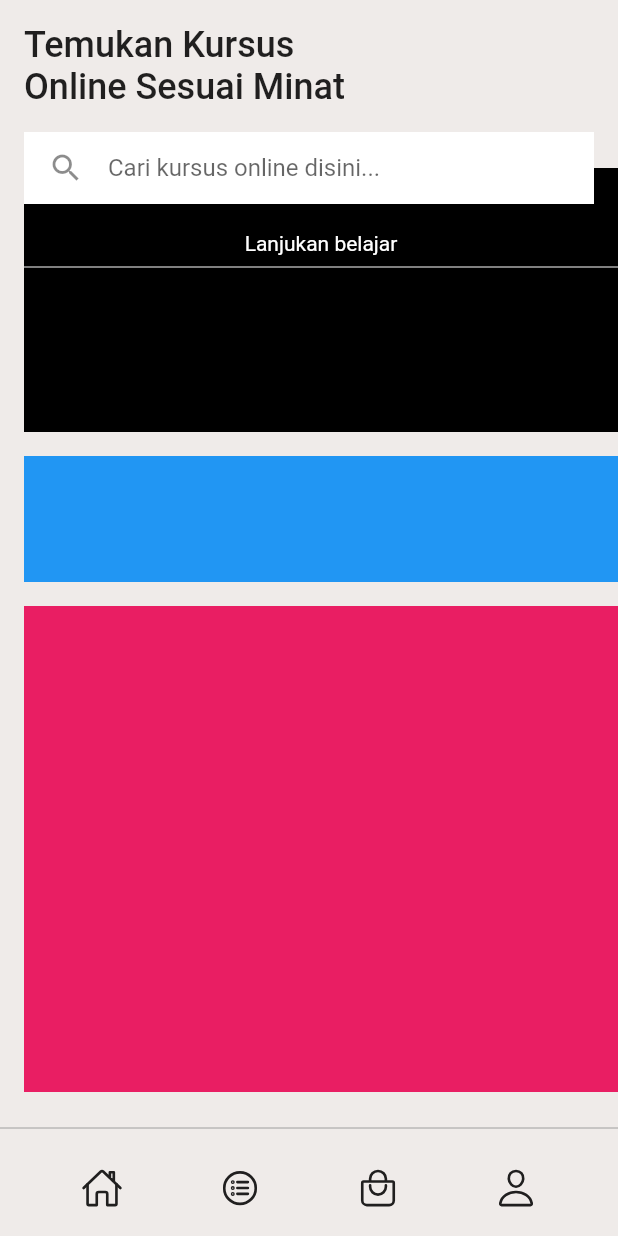
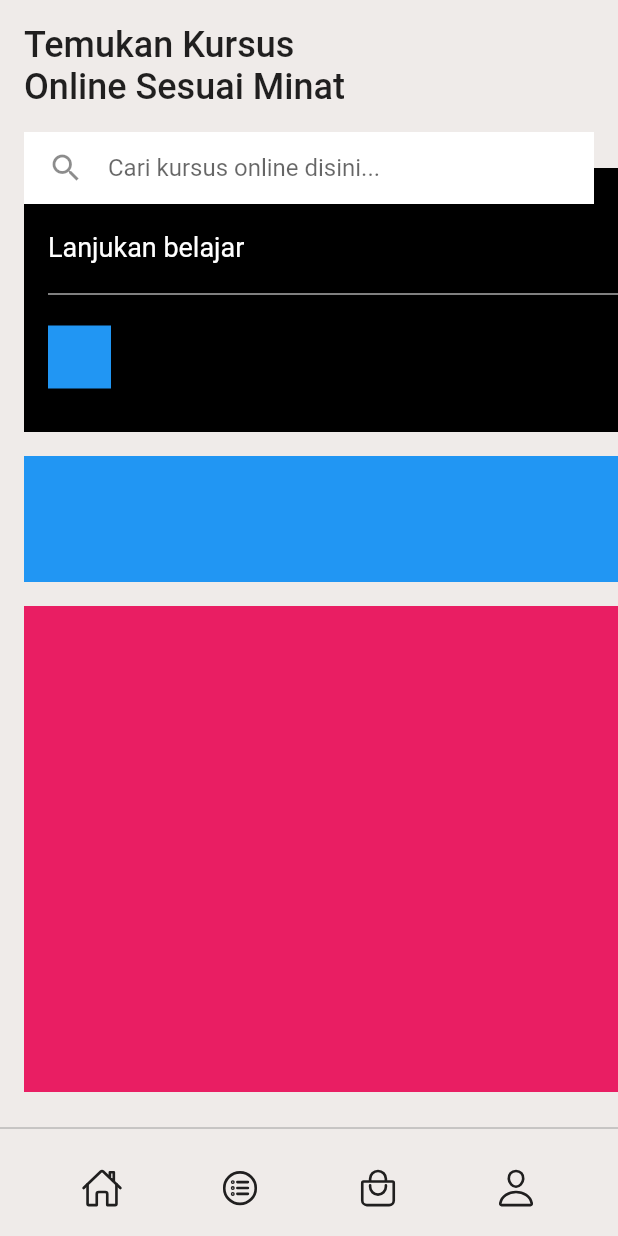
Before and after one commit to JAICHANGPARK/flutter_notebook_19th_story, a Flutter app: the screen it shows after launch, on a phone screen of 412 x 824 dp. Run offline on Flutter 3.47's test engine with Material 2 defaults, Android fonts, the phone set to English and light mode, and no system bars; our stand-ins replace bubble_tab_indicator, cached_network_image, countup, fl_chart, flutter_riverpod, freezed_annotation and 4 more.

Commit message:
Update e_course_home_page.dart

```diff
--- a/lib/ep1148_e_course_app/src/ui/e_course_home_page.dart
+++ b/lib/ep1148_e_course_app/src/ui/e_course_home_page.dart
@@ -60,23 +60,27 @@ class _ECourseHomePageState extends State<ECourseHomePage> {
                                 decoration: BoxDecoration(
                                   color: Colors.black,
                                 ),
-                                padding: EdgeInsets.only(
-                                  top: 42
-                                ),
+                                padding: EdgeInsets.only(top: 42, left: 16),
                                 child: Column(
+                                  crossAxisAlignment: CrossAxisAlignment.start,
                                   children: [
                                     Text(
                                       "Lanjukan belajar",
-                                      style: TextStyle(
-                                        color: Colors.white,
-                                      ),
+                                      style: TextStyle(color: Colors.white, fontSize: 18),
                                     ),
                                     Divider(
                                       color: Colors.white,
+                                      height: 42,
                                     ),
                                     Row(
                                       children: [
-
+                                        Container(
+                                          height: 42,
+                                          width: 42,
+                                          decoration: BoxDecoration(
+                                            color: Colors.blue,
+                                          ),
+                                        )
                                       ],
                                     )
                                   ],
```
